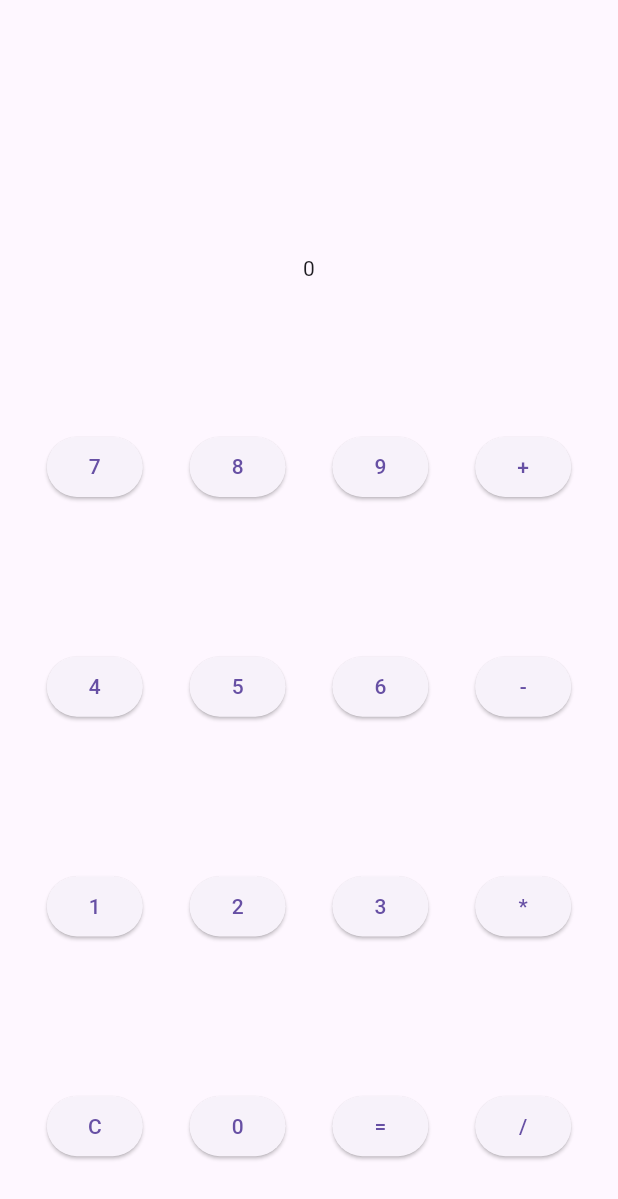
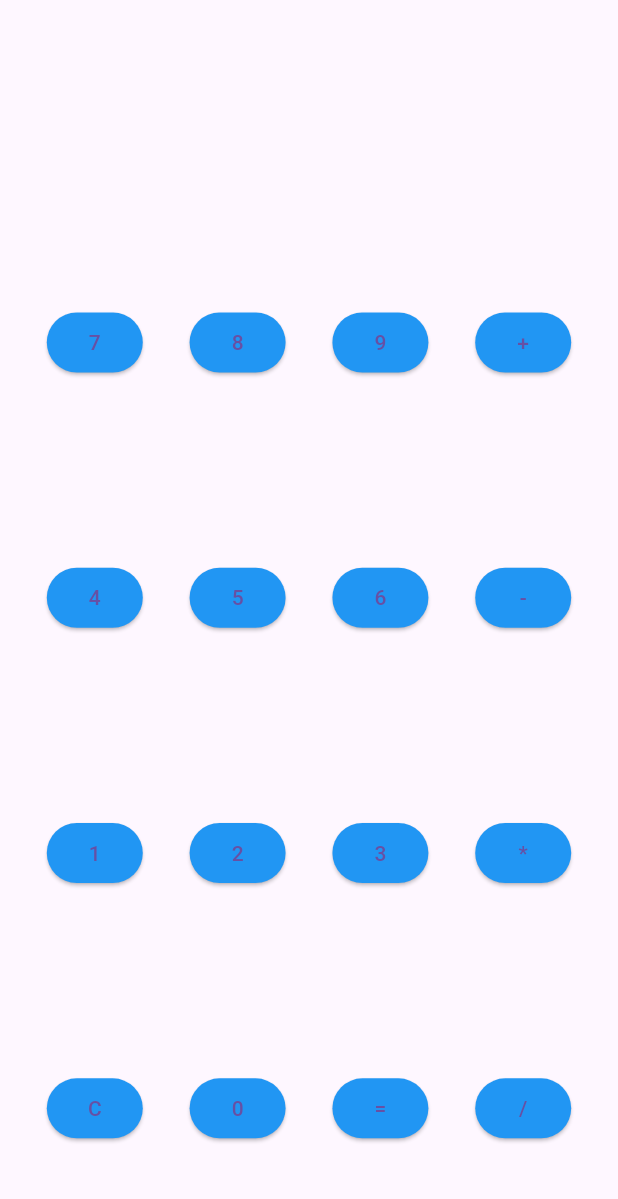
Before and after one commit to javert-galicia/sample_calculator_flutter, a Flutter app: the screen it shows after launch, on a phone screen of 412 x 824 dp. Shown: the top 1199 px of the screen. Run offline on Flutter 3.47's test engine with Material 3 defaults, Android fonts, the light colour scheme and no system bars.

Commit message:
Agregando clear y estilo a botones.

```diff
--- a/lib/buttons.dart
+++ b/lib/buttons.dart
@@ -9,51 +9,64 @@
   Widget build(BuildContext context) {
     var calculator = context.watch<Calculator>();
     var valor = calculator.current;
-    var solution = calculator.result;
+    //var solution = calculator.result;
 
     return Column(
       mainAxisAlignment: MainAxisAlignment.spaceAround,
       children: [
         //const SizedBox(height: 100,),
         Text(valor),
-        Text(solution.toString()),
+        //Text(solution.toString()),
         Row(
           mainAxisAlignment: MainAxisAlignment.spaceEvenly,
           children: [
-            ElevatedButton(onPressed: calculator.seven, child: const Text('7')),
-            ElevatedButton(onPressed: calculator.eight, child: const Text('8')),
-            ElevatedButton(onPressed: calculator.nine, child: const Text('9')),
-            ElevatedButton(onPressed: calculator.plus, child: const Text('+')),
+            //ButtonView(calc: calculator.seven,character: '7',),
+            ElevatedButton(
+              onPressed: calculator.seven,
+              style: ButtonView(),
+              child: const Text('7'),
+            ),
+            ElevatedButton(onPressed: calculator.eight, style: ButtonView(), child: const Text('8')),
+            ElevatedButton(onPressed: calculator.nine, style: ButtonView(), child: const Text('9')),
+            ElevatedButton(onPressed: calculator.plus, style: ButtonView(), child: const Text('+')),
           ],
         ),
         Row(
           mainAxisAlignment: MainAxisAlignment.spaceEvenly,
           children: [
-            ElevatedButton(onPressed: calculator.four, child: const Text('4')),
-            ElevatedButton(onPressed: calculator.five, child: const Text('5')),
-            ElevatedButton(onPressed: calculator.six, child: const Text('6')),
-            ElevatedButton(onPressed: calculator.rest, child: const Text('-')),
+            ElevatedButton(onPressed: calculator.four, style: ButtonView(), child: const Text('4')),
+            ElevatedButton(onPressed: calculator.five, style: ButtonView(), child: const Text('5')),
+            ElevatedButton(onPressed: calculator.six, style: ButtonView(), child: const Text('6')),
+            ElevatedButton(onPressed: calculator.rest, style: ButtonView(), child: const Text('-')),
           ],
         ),
         Row(
           mainAxisAlignment: MainAxisAlignment.spaceEvenly,
           children: [
-            ElevatedButton(onPressed: calculator.one, child: const Text('1')),
-            ElevatedButton(onPressed: calculator.two, child: const Text('2')),
-            ElevatedButton(onPressed: calculator.three, child: const Text('3')),
-            ElevatedButton(onPressed: calculator.multiply, child: const Text('*')),
+            ElevatedButton(onPressed: calculator.one, style: ButtonView(), child: const Text('1')),
+            ElevatedButton(onPressed: calculator.two, style: ButtonView(), child: const Text('2')),
+            ElevatedButton(onPressed: calculator.three, style: ButtonView(), child: const Text('3')),
+            ElevatedButton(
+                onPressed: calculator.multiply, style: ButtonView(), child: const Text('*')),
           ],
         ),
         Row(
           mainAxisAlignment: MainAxisAlignment.spaceEvenly,
           children: [
-            ElevatedButton(onPressed: () {}, child: const Text('C')),
-            ElevatedButton(onPressed: calculator.zero, child: const Text('0')),
-            ElevatedButton(onPressed: calculator.equal, child: const Text('=')),
-            ElevatedButton(onPressed: calculator.divided, child: const Text('/')),
+            ElevatedButton(onPressed: calculator.clear, style: ButtonView(), child: const Text('C')),
+            ElevatedButton(onPressed: calculator.zero, style: ButtonView(), child: const Text('0')),
+            ElevatedButton(onPressed: calculator.equal, style: ButtonView(), child: const Text('=')),
+            ElevatedButton(
+                onPressed: calculator.divided, style: ButtonView(), child: const Text('/')),
           ],
         ),
       ],
     );
   }
+
+  // ignore: non_constant_identifier_names
+  ButtonStyle ButtonView() {
+    return const ButtonStyle(
+        backgroundColor: WidgetStatePropertyAll(Colors.blue));
+  }
 }
--- a/lib/calculator.dart
+++ b/lib/calculator.dart
@@ -7,6 +7,16 @@
   var excess='';
   var start=true;
   var resultd =0.0;
+
+  void clear(){
+    current = '';
+    result=0;
+    cnumber='';
+    excess='';
+    start=true;
+    resultd =0.0;
+    notifyListeners();
+  }
   void zero(){
     if(current!=''&&cnumber!=''){
     current+='0';
```
